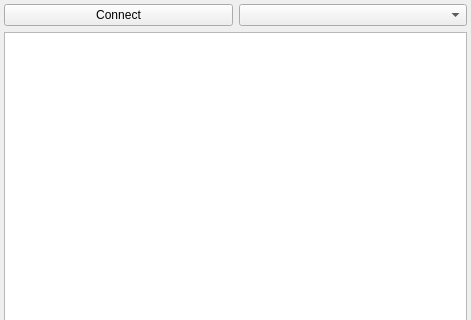
This is src/finalhe.ui in soarqin/finalhe as Qt 5 draws it before an edit; both pictures show x 0 to 471 and y 0 to 320 of the 471 by 512 pixel window. The edited form follows.
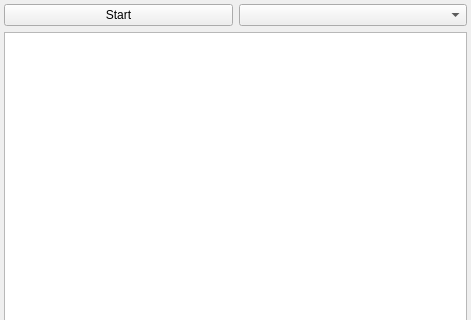
This is the edited form.

```diff
--- a/src/finalhe.ui
+++ b/src/finalhe.ui
@@ -53,7 +53,7 @@
        <item>
         <widget class="QPushButton" name="btnConnect">
          <property name="text">
-          <string>Connect</string>
+          <string>Start</string>
          </property>
         </widget>
        </item>
```
Left out of the diff: 2 changed lines with no effect on the pictures.
